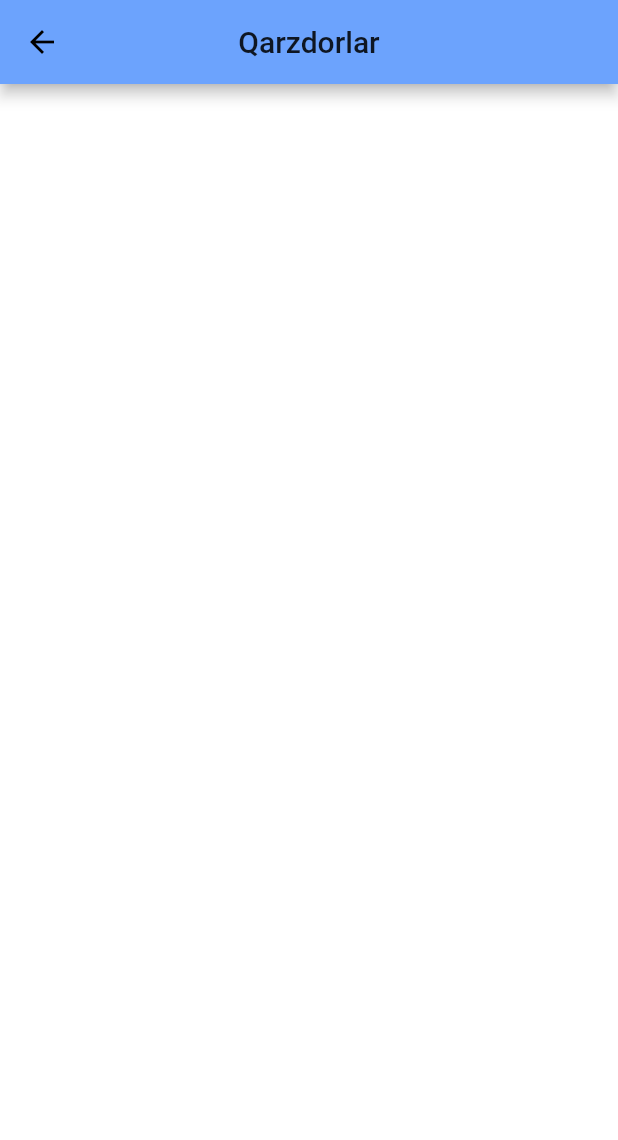
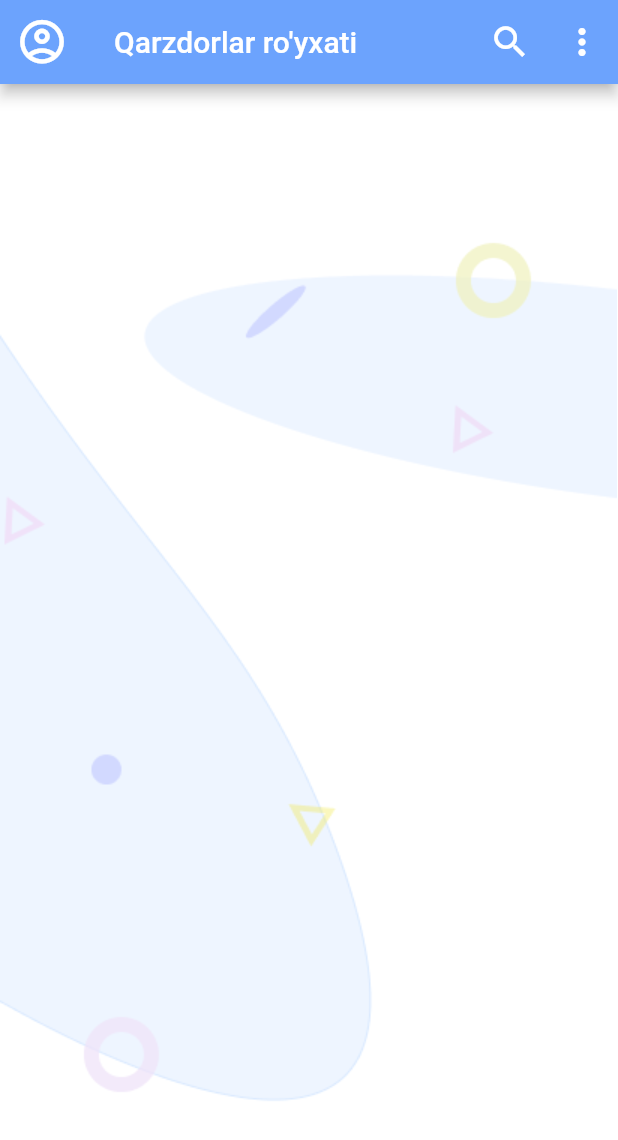
Before and after one commit to Khusinov/Debtorss, a Flutter app: the screen it shows after launch, after a tap on "KIRISH", on a phone screen of 412 x 824 dp. Shown: the top 1140 px of the screen. Run offline on Flutter 3.47's test engine with Material 2 defaults, Android fonts, the phone set to English and light mode, and no system bars; our stand-ins replace flutter_svg.

Commit message:
search bar

```diff
--- a/lib/Screens/List/components/body.dart
+++ b/lib/Screens/List/components/body.dart
@@ -1,5 +1,6 @@
 import 'package:flutter/material.dart';
 import 'package:debtors/constants.dart';
+import 'package:flutter_svg/flutter_svg.dart';
 
 class Body extends StatefulWidget {
   @override
@@ -10,11 +11,45 @@ class _BodyState extends State<Body> {
   @override
   Widget build(BuildContext context) {
     return Scaffold(
+      body: Container(
+          child: Column(
+              mainAxisAlignment: MainAxisAlignment.start,
+              children: [Image.asset("assets/images/background.png")])),
       appBar: AppBar(
+        leading: IconButton(
+          onPressed: () {},
+          icon: Icon(
+            Icons.account_circle_outlined,
+            color: Colors.white,
+            size: 35,
+          ),
+        ),
         backgroundColor: kPrimaryColor,
-        centerTitle: true,
+        titleSpacing: 20,
+        actions: <Widget>[
+          IconButton(
+            onPressed: () {},
+            icon: Icon(
+              Icons.search,
+              color: Colors.white,
+              size: 28,
+            ),
+          ),
+          IconButton(
+            onPressed: () {},
+            icon: Icon(
+              Icons.more_vert,
+              color: Colors.white,
+              size: 28,
+            ),
+          ),
+        ],
         title: Text(
-          'Qarzdorlar',
+          'Qarzdorlar ro\'yxati',
+          textAlign: TextAlign.left,
+          style: TextStyle(
+            color: Colors.white,
+          ),
         ),
       ),
     );
--- a/pubspec.yaml
+++ b/pubspec.yaml
@@ -28,7 +28,9 @@ dependencies:
   # The following adds the Cupertino Icons font to your application.
   # Use with the CupertinoIcons class for iOS style icons.
   cupertino_icons: ^0.1.2
-  flutter_svg: ^0.19.1
+
+  flutter_svg_provider: ^0.1.9
+  flutter_svg: ^0.22.0
 
 
 
```
Also changed, not shown: assets/images/background.png (added), pubspec.lock.
